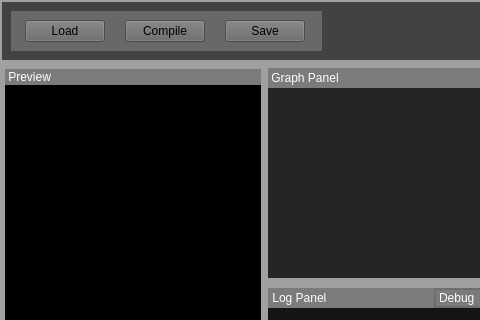
SylvainDeker/Shader-Graph, file source/qt/Window.ui: the form before one commit; both pictures show x 0 to 480 and y 0 to 320 of the 880 by 645 pixel window.
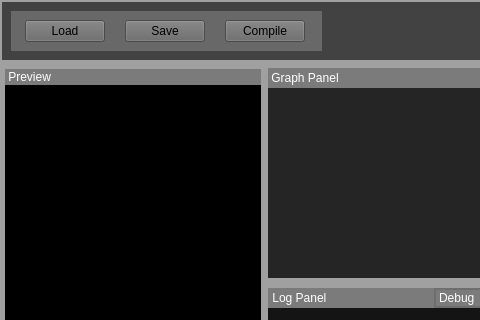
The form after the commit. Custom widgets are drawn as their Qt base class.

The edit to the form file:
```diff
--- a/source/qt/Window.ui
+++ b/source/qt/Window.ui
@@ -109,16 +109,6 @@
             </property>
            </widget>
           </item>
-          <item>
-           <widget class="QPushButton" name="compileButton">
-            <property name="text">
-             <string>Compile</string>
-            </property>
-            <property name="checkable">
-             <bool>false</bool>
-            </property>
-           </widget>
-          </item>
           <item>
            <widget class="QPushButton" name="saveButton">
             <property name="styleSheet">
@@ -138,6 +128,16 @@
             </property>
            </widget>
           </item>
+          <item>
+           <widget class="QPushButton" name="compileButton">
+            <property name="text">
+             <string>Compile</string>
+            </property>
+            <property name="checkable">
+             <bool>false</bool>
+            </property>
+           </widget>
+          </item>
           <item>
            <spacer name="horizontalSpacer_2">
             <property name="orientation">
```
